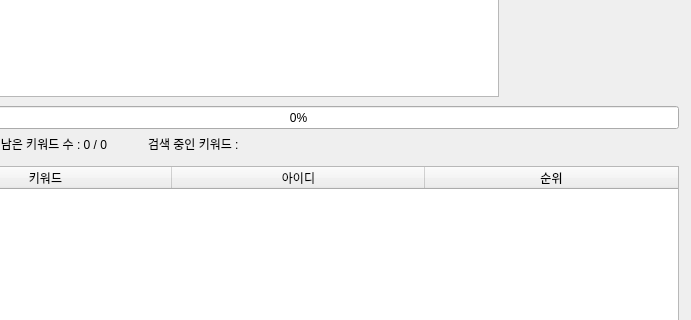
This is ranking.ui in ghwshin/viewranking as Qt 5 draws it before an edit; both pictures show x 92 to 783 and y 144 to 464 of the 783 by 699 pixel window. The edited form follows.
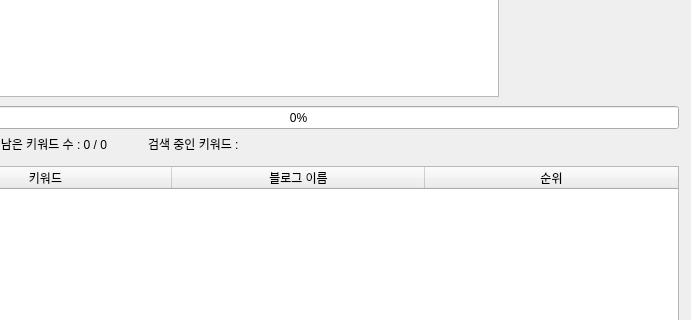
This is the edited form. Icons and pictures are not drawn.

The edit to the form file:
```diff
--- a/ranking.ui
+++ b/ranking.ui
@@ -67,7 +67,7 @@
     <rect>
      <x>240</x>
      <y>280</y>
-     <width>201</width>
+        <width>531</width>
      <height>16</height>
     </rect>
    </property>
@@ -100,7 +100,7 @@
    </column>
    <column>
     <property name="text">
-     <string>아이디</string>
+        <string>블로그 이름</string>
     </property>
    </column>
    <column>
```
Left out of the diff: 2 changed lines with no effect on the pictures.
